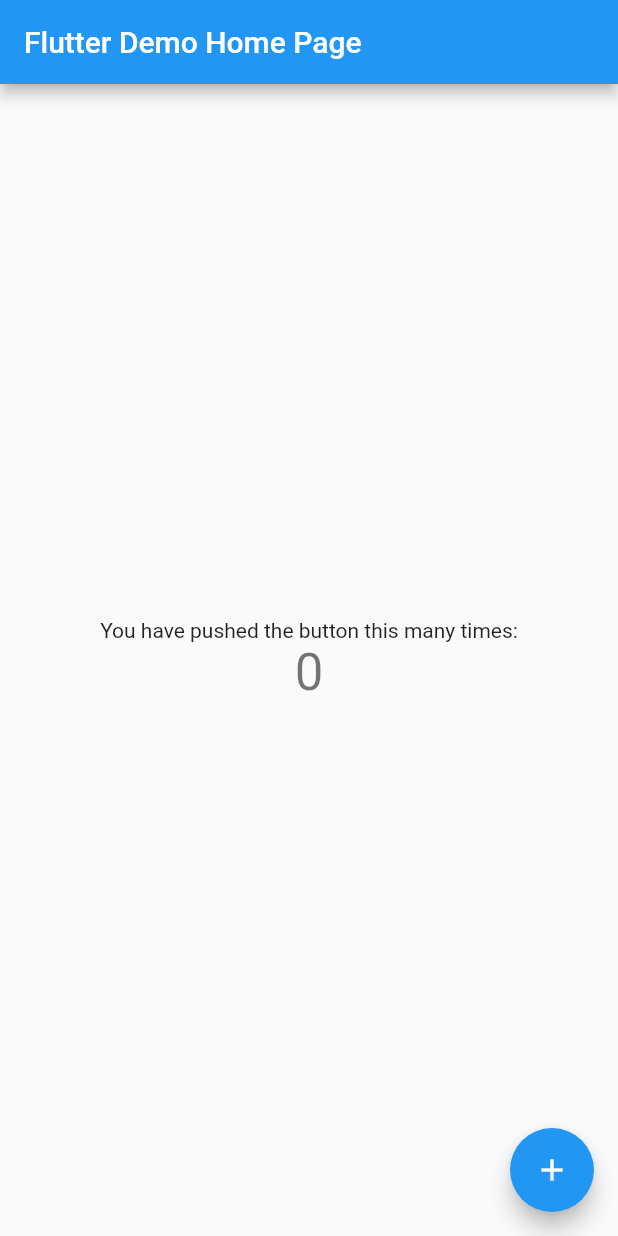
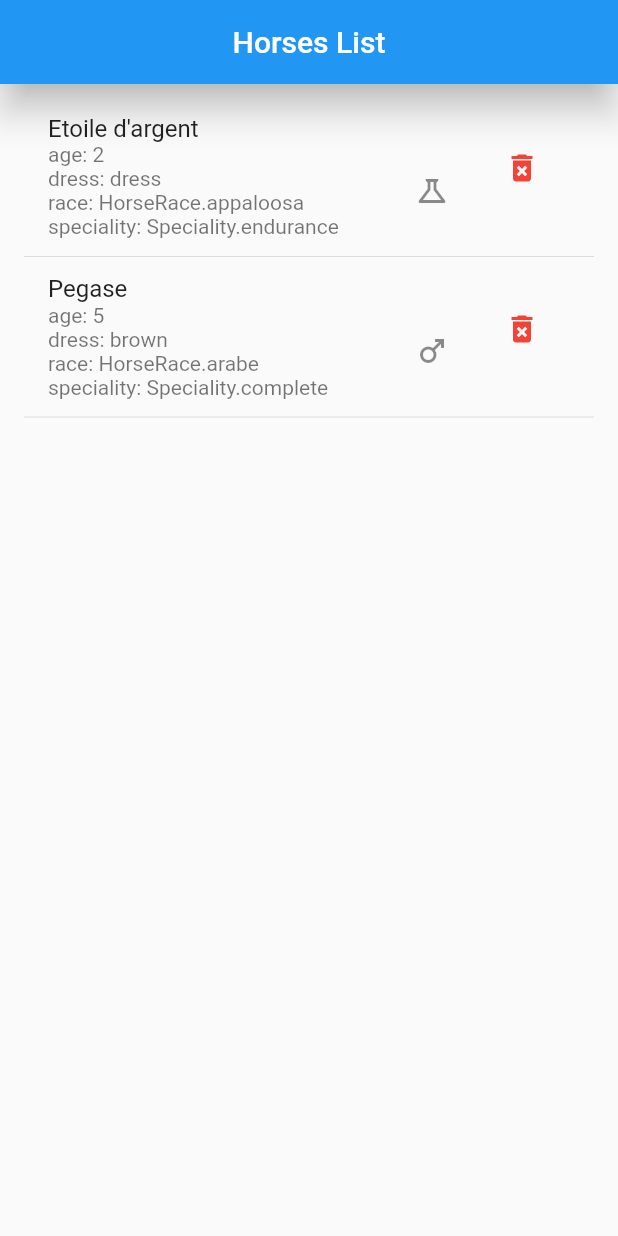
Before and after one commit to SarahHayat/my_little_poney, a Flutter app: the screen it shows after launch, on a phone screen of 412 x 824 dp. Run offline on Flutter 3.47's test engine with Material 2 defaults, Android fonts, the phone set to English and light mode, and no system bars.

Commit message:
screen for horses

```diff
--- /dev/null
+++ b/lib/helper/gender.dart
@@ -0,0 +1,15 @@
+import 'package:flutter/material.dart';
+import 'package:my_little_poney/models/Horse.dart';
+
+Icon getGenderIcon(Gender gender){
+  switch (gender) {
+    case Gender.male:
+      return Icon(Icons.male);
+    case Gender.female:
+      return Icon(Icons.female);
+    case Gender.other:
+      return Icon(Icons.science_outlined);
+    default:
+      return Icon(Icons.male);
+  }
+}
--- /dev/null
+++ b/lib/helper/listview.dart
@@ -0,0 +1,14 @@
+import 'package:flutter/cupertino.dart';
+import 'package:flutter/material.dart';
+
+
+Widget buildListView(data, Function _buildRow) {
+  return ListView.builder(
+      padding: const EdgeInsets.all(16.0),
+      itemCount: data.length * 2,
+      itemBuilder: (context, i) {
+        if (i.isOdd) return const Divider();
+        final index = i ~/ 2;
+        return _buildRow(data[index]);
+      });
+}
--- a/lib/main.dart
+++ b/lib/main.dart
@@ -1,4 +1,5 @@
 import 'package:flutter/material.dart';
+import 'package:my_little_poney/view/horses_list.dart';
 
 void main() {
   runApp(const MyApp());
@@ -24,7 +25,7 @@
         // is not restarted.
         primarySwatch: Colors.blue,
       ),
-      home: const MyHomePage(title: 'Flutter Demo Home Page'),
+      home: const HorseList(),
     );
   }
 }
--- a/lib/mock/mock.dart
+++ b/lib/mock/mock.dart
@@ -13,6 +13,21 @@
     "phoneNumber",
     UserRole.manager,
     [horse],
+    DateTime.now(),
+    Type.owner,
+    userName: "Antony",
+    password: "12345",
+    email: "antony@gmail.com",
+  );
+
+  static User userManagerOwner2 = User(
+    "id1",
+    "profilePicture",
+    20,
+    "FFELink",
+    "phoneNumber",
+    UserRole.manager,
+    [],
     DateTime.now(),
     Type.owner,
     userName: "Antony",
@@ -45,7 +60,21 @@
     race: HorseRace.appaloosa,
     gender: Gender.other,
     speciality: Speciality.endurance,
-    owner: userManagerOwner,
+    owner: userManagerOwner2,
+    createdAt: DateTime.now(),
+  );
+
+  static Horse horse2 = Horse(
+    [],
+    "id2",
+    name: "Pegase",
+    age: 5,
+    picturePath: "picturePath",
+    dress: "brown",
+    race: HorseRace.arabe,
+    gender: Gender.male,
+    speciality: Speciality.complete,
+    owner: userManagerOwner2,
     createdAt: DateTime.now(),
   );
 
--- /dev/null
+++ b/lib/view/horses_list.dart
@@ -0,0 +1,113 @@
+import 'package:flutter/material.dart';
+import 'package:my_little_poney/helper/gender.dart';
+import 'package:my_little_poney/helper/listview.dart';
+import 'package:my_little_poney/mock/mock.dart';
+import 'package:my_little_poney/models/Horse.dart';
+import 'package:my_little_poney/models/User.dart';
+
+class HorseList extends StatefulWidget {
+  const HorseList({Key? key}) : super(key: key);
+  static const tag = "horse_liste";
+
+  @override
+  State<HorseList> createState() => _HorseListState();
+}
+
+class _HorseListState extends State<HorseList> {
+  List<Horse> horses = [Mock.horse, Mock.horse2];
+  final User user = Mock.userManagerOwner2;
+
+  @override
+  Widget build(BuildContext context) {
+    return Scaffold(
+        appBar: AppBar(
+          title: Text("Horses List"),
+          elevation: 10,
+          centerTitle: true,
+        ),
+        body: buildListView(horses, _buildRow),
+    );
+  }
+
+  Widget _buildRow(Horse horse) {
+    return ListTile(
+      title: Text(
+        horse.name
+      ),
+      subtitle: Container(
+        child:Row(
+          mainAxisAlignment: MainAxisAlignment.spaceBetween,
+          children:[
+          Column(
+            mainAxisAlignment: MainAxisAlignment.start,
+            crossAxisAlignment: CrossAxisAlignment.start,
+            children:[
+              Text('age: ${horse.age}'),
+              Text('dress: ${horse.dress}'),
+              Text('race: ${horse.race}'),
+              Text('speciality: ${horse.speciality}'),
+            ]
+          ),
+          getGenderIcon(horse.gender)
+          ]
+        )
+      ),
+      trailing: _buildDeleteButton(horse),
+    );
+
+  }
+
+  _buildDeleteButton(Horse horse){
+    return user.role == UserRole.manager
+        ? TextButton(
+            onPressed: (){
+              dialogue(horse);
+            },
+            child: Icon(Icons.delete_forever, color: Colors.red,),
+          )
+        : Container();
+  }
+
+  _removeHorse(Horse horse){
+    setState(() {
+      horses.remove(horse);
+    });
+  }
+
+  Future<Null> dialogue(Horse horse) async{
+    //double taille = MediaQuery.of(context).size.width *0.75;
+    return showDialog(
+        context: context,
+        builder: (BuildContext context){
+          return SimpleDialog(
+            title: Text("Delete this horse?"),
+            contentPadding: EdgeInsets.all(20.0),
+            children: [
+              Text("${horse.name} will be deleted forever."),
+              Text("Are you sure you want to delete it?"),
+              Container(height: 10.0,),
+              Row(
+                mainAxisAlignment: MainAxisAlignment.spaceEvenly,
+                children: [
+                  _confirmDeletionButton(true, horse, context),
+                  _confirmDeletionButton(false, horse, context),
+                ],
+              ),
+            ],
+          );
+        }
+    );
+  }
+
+  ElevatedButton _confirmDeletionButton (bool confirm, Horse horse, BuildContext context){
+    return ElevatedButton(
+      onPressed: (){
+        Navigator.pop(context);
+        if(confirm){
+          _removeHorse(horse);
+        }
+      },
+      child: Text(confirm ? "Yes" : "No"),
+    );
+  }
+}
```
